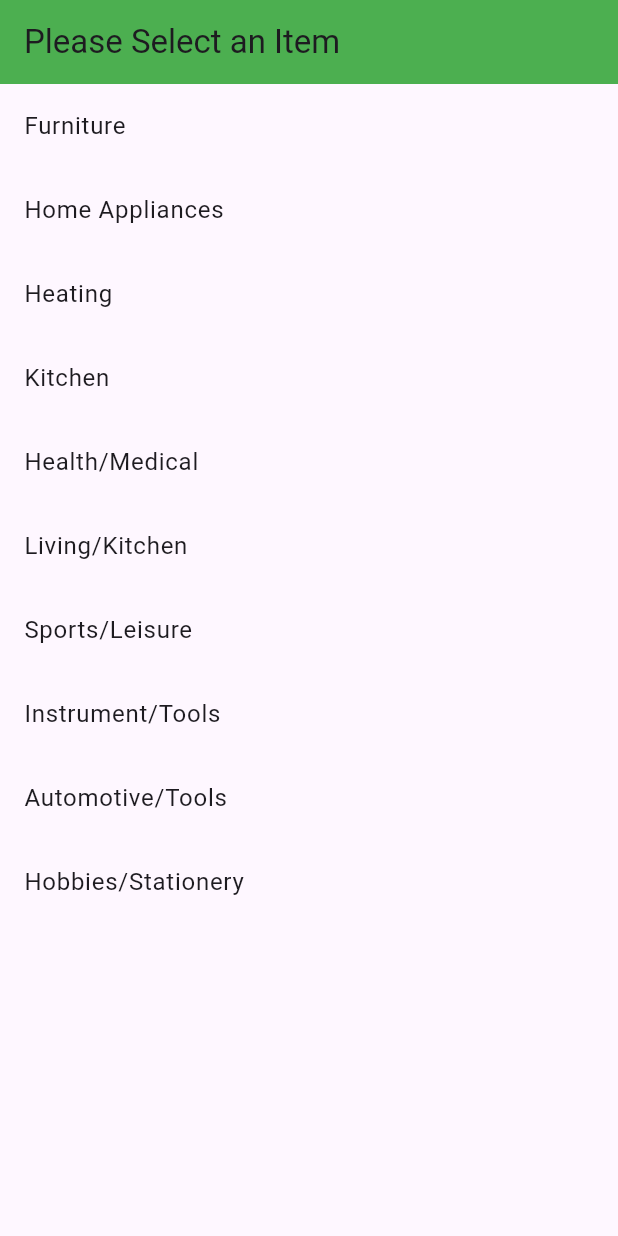
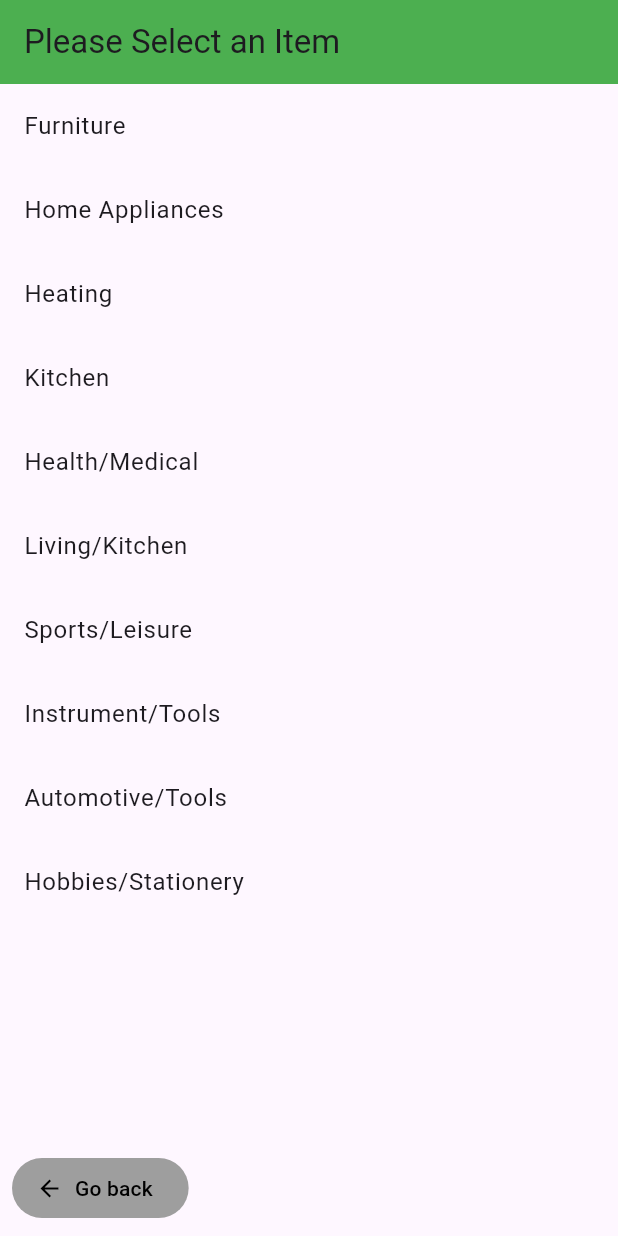
Before and after one commit to yyujinjj/GreenScan, a Flutter app: the CategorySelectionScreen screen opened directly, on a phone screen of 412 x 824 dp. Run offline on Flutter 3.47's test engine with Material 3 defaults, Android fonts, the light colour scheme and no system bars.

Commit message:
feat: was_007

```diff
--- a/lib/was_007.dart
+++ b/lib/was_007.dart
@@ -113,7 +113,10 @@ class CategorySelectionScreen extends StatelessWidget {
         title: Text('Please Select an Item'),
         backgroundColor: Colors.green,
       ),
-      body: ListView.builder(
+      body: Column(
+        children: [
+          Expanded(
+            child: ListView.builder(
               itemCount: categories.length,
               itemBuilder: (context, index) {
                 return ListTile(
@@ -129,6 +132,26 @@ class CategorySelectionScreen extends StatelessWidget {
                   },
                 );
               },
+            ),
+          ),
+          Align(
+            alignment: Alignment.bottomLeft,
+            child: Padding(
+              padding: EdgeInsets.all(8.0),
+              child: ElevatedButton.icon(
+                onPressed: () {
+                  Navigator.maybePop(context);
+                },
+                icon: Icon(Icons.arrow_back, color: Colors.black),
+                label: Text('Go back', style: TextStyle(color: Colors.black)),
+                style: ElevatedButton.styleFrom(
+                  backgroundColor: Colors.grey, // Button color
+                  elevation: 0, // Removes shadow
+                ),
+              ),
+            ),
+          ),
+        ],
       ),
     );
   }
```
Also changed, not shown: lib/myp_002.dart (added). Lines whose indentation alone changed are shown as unchanged.
